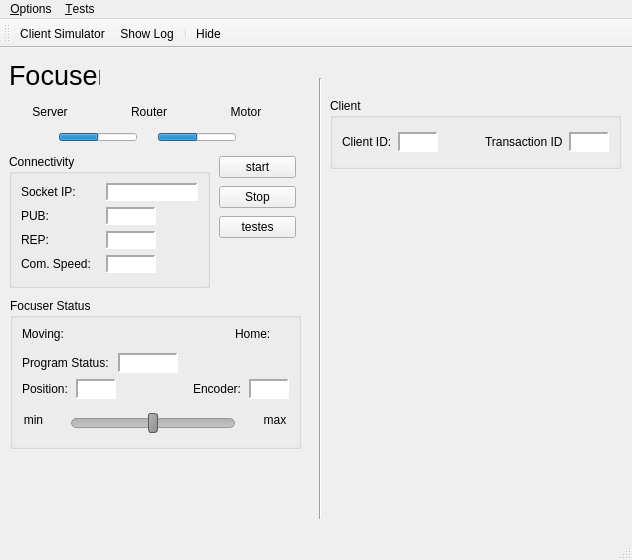
Before: the Qt Designer form assets/ui/main.ui in dev-LNA/HostFocuser160, drawn with Qt 5.
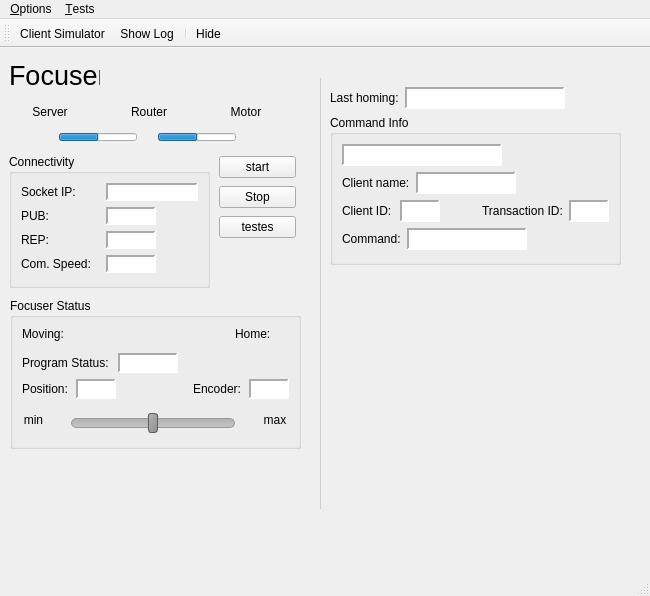
After: the same form once the commit is applied. Icons and pictures are not drawn.

Commit message:
Added last command functionality
- An expandable part of the server main window display informations
about the last received command

```diff
--- a/assets/ui/main.ui
+++ b/assets/ui/main.ui
@@ -6,10 +6,22 @@
    <rect>
     <x>0</x>
     <y>0</y>
-    <width>632</width>
-    <height>560</height>
+    <width>650</width>
+    <height>596</height>
    </rect>
   </property>
+  <property name="minimumSize">
+   <size>
+    <width>310</width>
+    <height>0</height>
+   </size>
+  </property>
+  <property name="maximumSize">
+   <size>
+    <width>650</width>
+    <height>16777215</height>
+   </size>
+  </property>
   <property name="windowTitle">
    <string>MainWindow</string>
   </property>
@@ -62,6 +74,9 @@
 
 </string>
   </property>
+  <property name="tabShape">
+   <enum>QTabWidget::TabShape::Rounded</enum>
+  </property>
   <widget class="QWidget" name="centralwidget">
    <widget class="QLabel" name="lblTitle">
     <property name="geometry">
@@ -92,7 +107,7 @@
      <rect>
       <x>9</x>
       <y>51</y>
-      <width>302</width>
+      <width>291</width>
       <height>49</height>
      </rect>
     </property>
@@ -2346,132 +2361,6 @@
      </item>
     </layout>
    </widget>
-   <widget class="QGroupBox" name="gbClientInfo">
-    <property name="geometry">
-     <rect>
-      <x>330</x>
-      <y>50</y>
-      <width>291</width>
-      <height>71</height>
-     </rect>
-    </property>
-    <property name="minimumSize">
-     <size>
-      <width>0</width>
-      <height>67</height>
-     </size>
-    </property>
-    <property name="styleSheet">
-     <string notr="true"/>
-    </property>
-    <property name="title">
-     <string>Client</string>
-    </property>
-    <layout class="QVBoxLayout" name="verticalLayout_3">
-     <item>
-      <layout class="QHBoxLayout" name="horizontalLayout_2">
-       <property name="spacing">
-        <number>6</number>
-       </property>
-       <item>
-        <widget class="QLabel" name="lblClientId">
-         <property name="text">
-          <string>Client ID:</string>
-         </property>
-        </widget>
-       </item>
-       <item>
-        <widget class="QLabel" name="lblClientID_val">
-         <property name="minimumSize">
-          <size>
-           <width>40</width>
-           <height>0</height>
-          </size>
-         </property>
-         <property name="maximumSize">
-          <size>
-           <width>50</width>
-           <height>20</height>
-          </size>
-         </property>
-         <property name="styleSheet">
-          <string notr="true">background-color: white</string>
-         </property>
-         <property name="frameShape">
-          <enum>QFrame::Shape::Panel</enum>
-         </property>
-         <property name="frameShadow">
-          <enum>QFrame::Shadow::Sunken</enum>
-         </property>
-         <property name="lineWidth">
-          <number>2</number>
-         </property>
-         <property name="text">
-          <string/>
-         </property>
-         <property name="alignment">
-          <set>Qt::AlignmentFlag::AlignCenter</set>
-         </property>
-        </widget>
-       </item>
-       <item>
-        <spacer name="horizontalSpacer_2">
-         <property name="orientation">
-          <enum>Qt::Orientation::Horizontal</enum>
-         </property>
-         <property name="sizeHint" stdset="0">
-          <size>
-           <width>40</width>
-           <height>20</height>
-          </size>
-         </property>
-        </spacer>
-       </item>
-       <item>
-        <widget class="QLabel" name="lblTransactionId">
-         <property name="text">
-          <string>Transaction ID</string>
-         </property>
-        </widget>
-       </item>
-       <item>
-        <widget class="QLabel" name="lblTransactionId_val">
-         <property name="minimumSize">
-          <size>
-           <width>40</width>
-           <height>0</height>
-          </size>
-         </property>
-         <property name="maximumSize">
-          <size>
-           <width>60</width>
-           <height>20</height>
-          </size>
-         </property>
-         <property name="styleSheet">
-          <string notr="true">background-color: white</string>
-         </property>
-         <property name="frameShape">
-          <enum>QFrame::Shape::Panel</enum>
-         </property>
-         <property name="frameShadow">
-          <enum>QFrame::Shadow::Sunken</enum>
-         </property>
-         <property name="lineWidth">
-          <number>2</number>
-         </property>
-         <property name="text">
-          <string/>
-         </property>
-         <property name="alignment">
-          <set>Qt::AlignmentFlag::AlignCenter</set>
-         </property>
-        </widget>
-       </item>
-      </layout>
-     </item>
-    </layout>
-   </widget>
    <widget class="QWidget" name="layoutWidget">
     <property name="geometry">
      <rect>
@@ -3098,18 +2987,440 @@
      </item>
     </layout>
    </widget>
-   <widget class="Line" name="line">
+   <widget class="QPushButton" name="btnArrow">
     <property name="geometry">
      <rect>
-      <x>310</x>
+      <x>277</x>
+      <y>24</y>
+      <width>21</width>
+      <height>21</height>
+     </rect>
+    </property>
+    <property name="styleSheet">
+     <string notr="true">    border-width: 2px;
+    border-radius: 10px;
+    padding: 6px;</string>
+    </property>
+    <property name="text">
+     <string/>
+    </property>
+    <property name="icon">
+     <iconset theme="QIcon::ThemeIcon::GoNext"/>
+    </property>
+    <property name="iconSize">
+     <size>
+      <width>14</width>
+      <height>14</height>
+     </size>
+    </property>
+    <property name="autoDefault">
+     <bool>false</bool>
+    </property>
+    <property name="default">
+     <bool>false</bool>
+    </property>
+    <property name="flat">
+     <bool>false</bool>
+    </property>
+   </widget>
+   <widget class="QFrame" name="infoFrame">
+    <property name="geometry">
+     <rect>
+      <x>320</x>
       <y>30</y>
-      <width>20</width>
-      <height>441</height>
+      <width>310</width>
+      <height>431</height>
      </rect>
     </property>
-    <property name="orientation">
-     <enum>Qt::Orientation::Vertical</enum>
+    <property name="styleSheet">
+     <string notr="true">QFrame#infoFrame{
+border-top: none;
+border-bottom: none;
+border-left: 1px solid rgb(206, 206, 206);
+border-right: none;
+}</string>
     </property>
+    <property name="frameShape">
+     <enum>QFrame::Shape::Box</enum>
+    </property>
+    <property name="frameShadow">
+     <enum>QFrame::Shadow::Plain</enum>
+    </property>
+    <layout class="QVBoxLayout" name="verticalLayout_5">
+     <item>
+      <layout class="QHBoxLayout" name="horizontalLayout_13">
+       <item>
+        <widget class="QLabel" name="lblLastHoming">
+         <property name="text">
+          <string>Last homing:</string>
+         </property>
+        </widget>
+       </item>
+       <item>
+        <widget class="QLabel" name="lblLastHoming_val">
+         <property name="minimumSize">
+          <size>
+           <width>160</width>
+           <height>22</height>
+          </size>
+         </property>
+         <property name="maximumSize">
+          <size>
+           <width>200</width>
+           <height>22</height>
+          </size>
+         </property>
+         <property name="styleSheet">
+          <string notr="true">background-color: white</string>
+         </property>
+         <property name="frameShape">
+          <enum>QFrame::Shape::Panel</enum>
+         </property>
+         <property name="frameShadow">
+          <enum>QFrame::Shadow::Sunken</enum>
+         </property>
+         <property name="lineWidth">
+          <number>2</number>
+         </property>
+         <property name="text">
+          <string/>
+         </property>
+         <property name="alignment">
+          <set>Qt::AlignmentFlag::AlignCenter</set>
+         </property>
+        </widget>
+       </item>
+       <item>
+        <spacer name="horizontalSpacer">
+         <property name="orientation">
+          <enum>Qt::Orientation::Horizontal</enum>
+         </property>
+         <property name="sizeHint" stdset="0">
+          <size>
+           <width>40</width>
+           <height>20</height>
+          </size>
+         </property>
+        </spacer>
+       </item>
+      </layout>
+     </item>
+     <item>
+      <widget class="QGroupBox" name="gbCommandInfo">
+       <property name="minimumSize">
+        <size>
+         <width>0</width>
+         <height>150</height>
+        </size>
+       </property>
+       <property name="maximumSize">
+        <size>
+         <width>16777215</width>
+         <height>200</height>
+        </size>
+       </property>
+       <property name="styleSheet">
+        <string notr="true"/>
+       </property>
+       <property name="title">
+        <string>Command Info</string>
+       </property>
+       <layout class="QVBoxLayout" name="verticalLayout_3">
+        <item>
+         <layout class="QHBoxLayout" name="horizontalLayout_8">
+          <item>
+           <widget class="QLabel" name="lblTime">
+            <property name="minimumSize">
+             <size>
+              <width>160</width>
+              <height>22</height>
+             </size>
+            </property>
+            <property name="maximumSize">
+             <size>
+              <width>16777215</width>
+              <height>22</height>
+             </size>
+            </property>
+            <property name="styleSheet">
+             <string notr="true">background-color: white</string>
+            </property>
+            <property name="frameShape">
+             <enum>QFrame::Shape::Panel</enum>
+            </property>
+            <property name="frameShadow">
+             <enum>QFrame::Shadow::Sunken</enum>
+            </property>
+            <property name="lineWidth">
+             <number>2</number>
+            </property>
+            <property name="text">
+             <string/>
+            </property>
+            <property name="alignment">
+             <set>Qt::AlignmentFlag::AlignCenter</set>
+            </property>
+           </widget>
+          </item>
+          <item>
+           <spacer name="horizontalSpacer_11">
+            <property name="orientation">
+             <enum>Qt::Orientation::Horizontal</enum>
+            </property>
+            <property name="sizeHint" stdset="0">
+             <size>
+              <width>40</width>
+              <height>20</height>
+             </size>
+            </property>
+           </spacer>
+          </item>
+         </layout>
+        </item>
+        <item>
+         <layout class="QHBoxLayout" name="horizontalLayout_11">
+          <item>
+           <widget class="QLabel" name="lblClientName">
+            <property name="text">
+             <string>Client name:</string>
+            </property>
+           </widget>
+          </item>
+          <item>
+           <widget class="QLabel" name="lblClientName_val">
+            <property name="minimumSize">
+             <size>
+              <width>100</width>
+              <height>22</height>
+             </size>
+            </property>
+            <property name="maximumSize">
+             <size>
+              <width>100</width>
+              <height>22</height>
+             </size>
+            </property>
+            <property name="styleSheet">
+             <string notr="true">background-color: white</string>
+            </property>
+            <property name="frameShape">
+             <enum>QFrame::Shape::Panel</enum>
+            </property>
+            <property name="frameShadow">
+             <enum>QFrame::Shadow::Sunken</enum>
+            </property>
+            <property name="lineWidth">
+             <number>2</number>
+            </property>
+            <property name="text">
+             <string/>
+            </property>
+            <property name="alignment">
+             <set>Qt::AlignmentFlag::AlignCenter</set>
+            </property>
+           </widget>
+          </item>
+          <item>
+           <spacer name="horizontalSpacer_4">
+            <property name="orientation">
+             <enum>Qt::Orientation::Horizontal</enum>
+            </property>
+            <property name="sizeHint" stdset="0">
+             <size>
+              <width>46</width>
+              <height>20</height>
+             </size>
+            </property>
+           </spacer>
+          </item>
+         </layout>
+        </item>
+        <item>
+         <layout class="QHBoxLayout" name="horizontalLayout_2">
+          <item>
+           <widget class="QLabel" name="lblClientId">
+            <property name="minimumSize">
+             <size>
+              <width>52</width>
+              <height>0</height>
+             </size>
+            </property>
+            <property name="text">
+             <string>Client ID:</string>
+            </property>
+           </widget>
+          </item>
+          <item>
+           <widget class="QLabel" name="lblClientID_val">
+            <property name="minimumSize">
+             <size>
+              <width>40</width>
+              <height>22</height>
+             </size>
+            </property>
+            <property name="maximumSize">
+             <size>
+              <width>50</width>
+              <height>22</height>
+             </size>
+            </property>
+            <property name="styleSheet">
+             <string notr="true">background-color: white</string>
+            </property>
+            <property name="frameShape">
+             <enum>QFrame::Shape::Panel</enum>
+            </property>
+            <property name="frameShadow">
+             <enum>QFrame::Shadow::Sunken</enum>
+            </property>
+            <property name="lineWidth">
+             <number>2</number>
+            </property>
+            <property name="text">
+             <string/>
+            </property>
+            <property name="alignment">
+             <set>Qt::AlignmentFlag::AlignCenter</set>
+            </property>
+           </widget>
+          </item>
+          <item>
+           <spacer name="horizontalSpacer_2">
+            <property name="orientation">
+             <enum>Qt::Orientation::Horizontal</enum>
+            </property>
+            <property name="sizeHint" stdset="0">
+             <size>
+              <width>28</width>
+              <height>20</height>
+             </size>
+            </property>
+           </spacer>
+          </item>
+          <item>
+           <widget class="QLabel" name="lblTransactionId">
+            <property name="minimumSize">
+             <size>
+              <width>81</width>
+              <height>0</height>
+             </size>
+            </property>
+            <property name="text">
+             <string>Transaction ID:</string>
+            </property>
+           </widget>
+          </item>
+          <item>
+           <widget class="QLabel" name="lblTransactionId_val">
+            <property name="minimumSize">
+             <size>
+              <width>40</width>
+              <height>22</height>
+             </size>
+            </property>
+            <property name="maximumSize">
+             <size>
+              <width>60</width>
+              <height>22</height>
+             </size>
+            </property>
+            <property name="styleSheet">
+             <string notr="true">background-color: white</string>
+            </property>
+            <property name="frameShape">
+             <enum>QFrame::Shape::Panel</enum>
+            </property>
+            <property name="frameShadow">
+             <enum>QFrame::Shadow::Sunken</enum>
+            </property>
+            <property name="lineWidth">
+             <number>2</number>
+            </property>
+            <property name="text">
+             <string/>
+            </property>
+            <property name="alignment">
+             <set>Qt::AlignmentFlag::AlignCenter</set>
+            </property>
+           </widget>
+          </item>
+         </layout>
+        </item>
+        <item>
+         <layout class="QHBoxLayout" name="horizontalLayout_12">
+          <item>
+           <widget class="QLabel" name="lblCommand">
+            <property name="text">
+             <string>Command:</string>
+            </property>
+           </widget>
+          </item>
+          <item>
+           <widget class="QLabel" name="lblCommand_val">
+            <property name="minimumSize">
+             <size>
+              <width>120</width>
+              <height>22</height>
+             </size>
+            </property>
+            <property name="maximumSize">
+             <size>
+              <width>120</width>
+              <height>22</height>
+             </size>
+            </property>
+            <property name="styleSheet">
+             <string notr="true">background-color: white</string>
+            </property>
+            <property name="frameShape">
+             <enum>QFrame::Shape::Panel</enum>
+            </property>
+            <property name="frameShadow">
+             <enum>QFrame::Shadow::Sunken</enum>
+            </property>
+            <property name="lineWidth">
+             <number>2</number>
+            </property>
+            <property name="text">
+             <string/>
+            </property>
+            <property name="alignment">
+             <set>Qt::AlignmentFlag::AlignCenter</set>
+            </property>
+           </widget>
+          </item>
+          <item>
+           <spacer name="horizontalSpacer_10">
+            <property name="orientation">
+             <enum>Qt::Orientation::Horizontal</enum>
+            </property>
+            <property name="sizeHint" stdset="0">
+             <size>
+              <width>43</width>
+              <height>20</height>
+             </size>
+            </property>
+           </spacer>
+          </item>
+         </layout>
+        </item>
+       </layout>
+      </widget>
+     </item>
+     <item>
+      <spacer name="verticalSpacer_2">
+       <property name="orientation">
+        <enum>Qt::Orientation::Vertical</enum>
+       </property>
+       <property name="sizeHint" stdset="0">
+        <size>
+         <width>20</width>
+         <height>224</height>
+        </size>
+       </property>
+      </spacer>
+     </item>
+    </layout>
    </widget>
   </widget>
   <widget class="QMenuBar" name="menubar">
@@ -3117,7 +3428,7 @@
     <rect>
      <x>0</x>
      <y>0</y>
-     <width>632</width>
+     <width>650</width>
      <height>22</height>
     </rect>
    </property>
```
Left out of the diff: 2 changed lines with no effect on the pictures. The commit also changes 3 other files.
